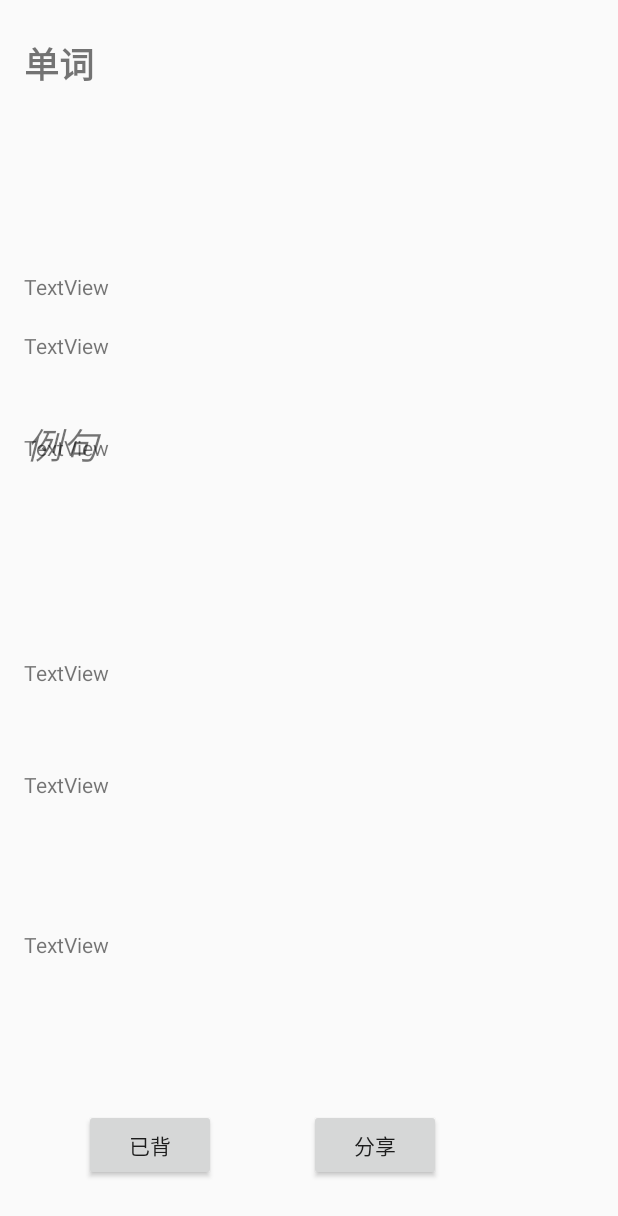
After one commit to Dintion/RememberWords, an Android app: the layout activity_word_info.xml on its own in the app's theme, with its tools: preview values and no code run, on a phone screen of 412 x 824 dp. The commit adds this screen. Shown: the top 1216 px of the screen. Run offline under Robolectric (Android 15) with nearby library versions, the phone set to English and light mode, and no system bars.

Commit message:
增加点击列表进入单词详情页，暂不支持发音

```diff
--- a/app/src/main/AndroidManifest.xml
+++ b/app/src/main/AndroidManifest.xml
@@ -9,6 +9,7 @@
         android:roundIcon="@mipmap/ic_launcher_round"
         android:supportsRtl="true"
         android:theme="@style/AppTheme">
+        <activity android:name=".activity.WordInfoActivity"></activity>
         <activity android:name=".activity.CRUDActivity" />
         <activity android:name=".activity.ShareActivity" />
         <activity android:name=".activity.WordsActivity" />
@@ -16,6 +17,7 @@
         <activity android:name=".activity.MainActivity">
             <intent-filter>
                 <action android:name="android.intent.action.MAIN" />
+
                 <category android:name="android.intent.category.LAUNCHER" />
             </intent-filter>
         </activity>
--- a/app/src/main/java/com/liong/rememberwords/activity/MainActivity.java
+++ b/app/src/main/java/com/liong/rememberwords/activity/MainActivity.java
@@ -3,6 +3,7 @@ package com.liong.rememberwords.activity;
 import androidx.appcompat.app.AppCompatActivity;
 
 import android.content.Intent;
+import android.content.SharedPreferences;
 import android.database.Cursor;
 import android.database.sqlite.SQLiteDatabase;
 import android.os.Bundle;
@@ -88,6 +89,8 @@ public class MainActivity extends AppCompatActivity {
         }
         if (password.equals(password2)) {
             //将登录信息存入Share
+            SharedPreferences.Editor editor = getSharedPreferences("userLoginInfo", MODE_PRIVATE).edit();
+            ReadShare readShare = new ReadShare(this);
             readShare.setUsername(username);
             readShare.setPassword(password);
             return true;
--- a/app/src/main/java/com/liong/rememberwords/dao/ReadShare.java
+++ b/app/src/main/java/com/liong/rememberwords/dao/ReadShare.java
@@ -32,7 +32,7 @@ public class ReadShare {
     }
 
     public void setPassword(String password) {
-        this.editor.putString("username", username);
+        this.editor.putString("pwd", password);
         this.editor.commit();
     }
 }
--- a/app/src/main/java/com/liong/rememberwords/domain/Word.java
+++ b/app/src/main/java/com/liong/rememberwords/domain/Word.java
@@ -8,7 +8,7 @@ public class Word {
     private String chineseInstance1;
     private String englishInstance2;
     private String chineseInstance2;
-    private String collect;
+    private int collect;
     private String pron;
 
     public String getEnglishWord() {
@@ -67,11 +67,11 @@ public class Word {
         this.chineseInstance2 = chineseInstance2;
     }
 
-    public String getCollect() {
+    public int getCollect() {
         return collect;
     }
 
-    public void setCollect(String collect) {
+    public void setCollect(int collect) {
         this.collect = collect;
     }
 
--- /dev/null
+++ b/app/src/main/res/layout/activity_word_info.xml
@@ -0,0 +1,212 @@
+<?xml version="1.0" encoding="utf-8"?>
+<androidx.constraintlayout.widget.ConstraintLayout xmlns:android="http://schemas.android.com/apk/res/android"
+    xmlns:app="http://schemas.android.com/apk/res-auto"
+    xmlns:tools="http://schemas.android.com/tools"
+    android:layout_width="match_parent"
+    android:layout_height="match_parent"
+    tools:context=".activity.WordInfoActivity">
+
+    <androidx.constraintlayout.widget.Guideline
+        android:id="@+id/guideline9"
+        android:layout_width="wrap_content"
+        android:layout_height="wrap_content"
+        android:orientation="horizontal"
+        app:layout_constraintGuide_begin="27dp" />
+
+    <androidx.constraintlayout.widget.Guideline
+        android:id="@+id/guideline10"
+        android:layout_width="wrap_content"
+        android:layout_height="wrap_content"
+        android:orientation="horizontal"
+        app:layout_constraintGuide_begin="61dp" />
+
+    <androidx.constraintlayout.widget.Guideline
+        android:id="@+id/guideline11"
+        android:layout_width="wrap_content"
+        android:layout_height="wrap_content"
+        android:orientation="vertical"
+        app:layout_constraintGuide_begin="312dp" />
+
+    <androidx.constraintlayout.widget.Guideline
+        android:id="@+id/guideline12"
+        android:layout_width="wrap_content"
+        android:layout_height="wrap_content"
+        android:orientation="vertical"
+        app:layout_constraintGuide_begin="16dp" />
+
+    <TextView
+        android:id="@+id/EnglishWord"
+        android:layout_width="164dp"
+        android:layout_height="36dp"
+        android:gravity="center_vertical"
+        android:text="单词"
+        android:textSize="23dp"
+        android:textStyle="bold"
+        app:layout_constraintBottom_toTopOf="@+id/guideline10"
+        app:layout_constraintEnd_toStartOf="@+id/guideline11"
+        app:layout_constraintHorizontal_bias="0.0"
+        app:layout_constraintStart_toStartOf="@+id/guideline12"
+        app:layout_constraintTop_toTopOf="@+id/guideline9"
+        app:layout_constraintVertical_bias="1.0" />
+
+    <androidx.constraintlayout.widget.Guideline
+        android:id="@+id/guideline13"
+        android:layout_width="wrap_content"
+        android:layout_height="wrap_content"
+        android:orientation="horizontal"
+        app:layout_constraintGuide_end="616dp" />
+
+    <TextView
+        android:id="@+id/pa"
+        android:layout_width="94dp"
+        android:layout_height="34dp"
+        android:gravity="center_vertical"
+        android:text="TextView"
+        app:layout_constraintBottom_toTopOf="@+id/guideline13"
+        app:layout_constraintEnd_toEndOf="parent"
+        app:layout_constraintHorizontal_bias="0.0"
+        app:layout_constraintStart_toStartOf="@+id/guideline12"
+        app:layout_constraintTop_toTopOf="@+id/guideline10"
+        app:layout_constraintVertical_bias="1.0" />
+
+    <androidx.constraintlayout.widget.Guideline
+        android:id="@+id/guideline14"
+        android:layout_width="wrap_content"
+        android:layout_height="wrap_content"
+        android:orientation="horizontal"
+        app:layout_constraintGuide_end="536dp" />
+
+    <androidx.constraintlayout.widget.Guideline
+        android:id="@+id/guideline16"
+        android:layout_width="wrap_content"
+        android:layout_height="wrap_content"
+        android:orientation="horizontal"
+        app:layout_constraintGuide_percent="0.35" />
+
+    <TextView
+        android:id="@+id/textView6"
+        android:layout_width="77dp"
+        android:layout_height="30dp"
+        android:text="例句"
+        android:textSize="24sp"
+        android:textStyle="italic"
+        app:layout_constraintBottom_toTopOf="@+id/guideline16"
+        app:layout_constraintEnd_toStartOf="@+id/guideline11"
+        app:layout_constraintHorizontal_bias="0.005"
+        app:layout_constraintStart_toStartOf="@+id/guideline12"
+        app:layout_constraintTop_toTopOf="@+id/guideline14"
+        app:layout_constraintVertical_bias="0.354" />
+
+    <TextView
+        android:id="@+id/trans"
+        android:layout_width="259dp"
+        android:layout_height="56dp"
+        android:text="TextView"
+        app:layout_constraintBottom_toTopOf="@+id/guideline14"
+        app:layout_constraintEnd_toStartOf="@+id/guideline11"
+        app:layout_constraintHorizontal_bias="0.0"
+        app:layout_constraintStart_toStartOf="@+id/guideline12"
+        app:layout_constraintTop_toTopOf="@+id/guideline13"
+        app:layout_constraintVertical_bias="0.541" />
+
+    <androidx.constraintlayout.widget.Guideline
+        android:id="@+id/guideline17"
+        android:layout_width="wrap_content"
+        android:layout_height="wrap_content"
+        android:orientation="horizontal"
+        app:layout_constraintGuide_end="389dp" />
+
+    <androidx.constraintlayout.widget.Guideline
+        android:id="@+id/guideline18"
+        android:layout_width="wrap_content"
+        android:layout_height="wrap_content"
+        android:orientation="horizontal"
+        app:layout_constraintGuide_end="291dp" />
+
+    <TextView
+        android:id="@+id/e1"
+        android:layout_width="394dp"
+        android:layout_height="88dp"
+        android:text="TextView"
+        app:layout_constraintBottom_toTopOf="@+id/guideline17"
+        app:layout_constraintEnd_toEndOf="parent"
+        app:layout_constraintHorizontal_bias="0.0"
+        app:layout_constraintStart_toStartOf="@+id/guideline12"
+        app:layout_constraintTop_toTopOf="@+id/guideline16"
+        app:layout_constraintVertical_bias="0.0" />
+
+    <androidx.constraintlayout.widget.Guideline
+        android:id="@+id/guideline19"
+        android:layout_width="wrap_content"
+        android:layout_height="wrap_content"
+        android:orientation="horizontal"
+        app:layout_constraintGuide_percent="0.72" />
+
+    <TextView
+        android:id="@+id/c1"
+        android:layout_width="395dp"
+        android:layout_height="93dp"
+        android:text="TextView"
+        app:layout_constraintBottom_toTopOf="@+id/guideline18"
+        app:layout_constraintEnd_toEndOf="parent"
+        app:layout_constraintHorizontal_bias="0.0"
+        app:layout_constraintStart_toStartOf="@+id/guideline12"
+        app:layout_constraintTop_toTopOf="@+id/guideline17"
+        app:layout_constraintVertical_bias="0.666" />
+
+    <TextView
+        android:id="@+id/e2"
+        android:layout_width="392dp"
+        android:layout_height="87dp"
+        android:text="TextView"
+        app:layout_constraintBottom_toTopOf="@+id/guideline19"
+        app:layout_constraintEnd_toEndOf="parent"
+        app:layout_constraintHorizontal_bias="0.0"
+        app:layout_constraintStart_toStartOf="@+id/guideline12"
+        app:layout_constraintTop_toTopOf="@+id/guideline18"
+        app:layout_constraintVertical_bias="0.75" />
+
+    <TextView
+        android:id="@+id/c2"
+        android:layout_width="394dp"
+        android:layout_height="91dp"
+        android:text="TextView"
+        app:layout_constraintBottom_toTopOf="@+id/guideline21"
+        app:layout_constraintEnd_toEndOf="parent"
+        app:layout_constraintHorizontal_bias="0.0"
+        app:layout_constraintStart_toStartOf="@+id/guideline12"
+        app:layout_constraintTop_toTopOf="@+id/guideline19"
+        app:layout_constraintVertical_bias="1.0" />
+
+    <androidx.constraintlayout.widget.Guideline
+        android:id="@+id/guideline21"
+        android:layout_width="wrap_content"
+        android:layout_height="wrap_content"
+        android:orientation="horizontal"
+        app:layout_constraintGuide_end="113dp" />
+
+    <Button
+        android:id="@+id/easy"
+        android:layout_width="wrap_content"
+        android:layout_height="wrap_content"
+        android:layout_marginStart="56dp"
+        android:layout_marginLeft="56dp"
+        android:text="已背"
+        app:layout_constraintBottom_toBottomOf="parent"
+        app:layout_constraintStart_toStartOf="parent"
+        app:layout_constraintTop_toTopOf="@+id/guideline21"
+        app:layout_constraintVertical_bias="0.437" />
+
+    <Button
+        android:id="@+id/share"
+        android:layout_width="wrap_content"
+        android:layout_height="wrap_content"
+        android:text="分享"
+        app:layout_constraintBottom_toBottomOf="parent"
+        app:layout_constraintEnd_toEndOf="parent"
+        app:layout_constraintHorizontal_bias="0.345"
+        app:layout_constraintStart_toEndOf="@+id/easy"
+        app:layout_constraintTop_toTopOf="@+id/guideline21"
+        app:layout_constraintVertical_bias="0.437" />
+
+</androidx.constraintlayout.widget.ConstraintLayout>
--- a/build.gradle
+++ b/build.gradle
@@ -8,7 +8,7 @@ buildscript {
 
     }
     dependencies {
-        classpath 'com.android.tools.build:gradle:3.6.2'
+        classpath 'com.android.tools.build:gradle:3.6.3'
 
 
         // NOTE: Do not place your application dependencies here; they belong
```
Also changed, not shown: app/src/main/java/com/liong/rememberwords/activity/ListFragment.java (added, +35 -0 lines), app/src/main/java/com/liong/rememberwords/activity/WordInfoActivity.java (added, +52 -0 lines), app/src/main/java/com/liong/rememberwords/activity/WordsActivity.java (+28 -6 lines), app/src/main/java/com/liong/rememberwords/dao/WordsDao.java (+30 -0 lines), app/src/main/res/layout/fragment_list.xml (added, +18 -0 lines).
